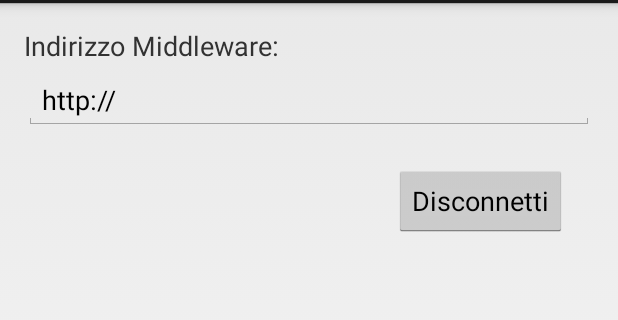
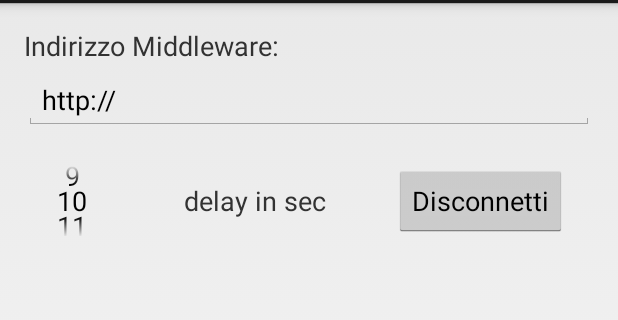
Before and after one commit to pietrotota/SmartAgricolture, an Android app: the screen it shows after launch (MainActivity), after a tap on "Connetti", on a phone screen of 412 x 824 dp, the part 69-389 px from its top. Run offline under Robolectric (Android 15) with nearby library versions, the phone set to English and light mode, and no system bars; 2 statements that could not run were skipped.

Commit message:
Some UI changing

```diff
--- a/app/src/main/java/tota_tagliente_riccardi/it/smartagricolture/MainActivity.java
+++ b/app/src/main/java/tota_tagliente_riccardi/it/smartagricolture/MainActivity.java
@@ -10,6 +10,7 @@ import android.os.Bundle;
 import android.util.Log;
 import android.view.View;
 import android.widget.Button;
+import android.widget.NumberPicker;
 import android.widget.TextView;
 import com.ttr.linklib.Link;
 import com.ttr.linklib.SensorData;
@@ -17,6 +18,8 @@ import com.ttr.linklib.SensorData;
 public class MainActivity extends Activity implements SensorEventListener{
 
     private Button btnConnect;
+    private NumberPicker delay;
+    private int delaySec;
     private TextView txtLog;
     private TextView txtIndirizzo;
     private SensorManager mSensorManager;
@@ -37,10 +40,18 @@ public class MainActivity extends Activity implements SensorEventListener{
 
         // Inizializza gli elementi grafici
         btnConnect = (Button) findViewById(R.id.btnConnect);
-
+        delay= (NumberPicker) findViewById(R.id.delaySecond);
         txtIndirizzo = (TextView) findViewById(R.id.txtIndirizzo);
         txtLog = (TextView) findViewById(R.id.txtLog);
-
+        delay.setMinValue(1);
+        delay.setMaxValue(100);
+        delay.setValue(10);
+        delay.setOnValueChangedListener(new NumberPicker.OnValueChangeListener() {
+            @Override
+            public void onValueChange(NumberPicker numberPicker, int i, int i1) {
+                delaySec=numberPicker.getValue();
+            }
+        });
         // Definisci la logica al click del pulsante
         btnConnect.setOnClickListener(
                 new View.OnClickListener() {
@@ -66,7 +77,7 @@ public class MainActivity extends Activity implements SensorEventListener{
     @Override
     //aggiorna il dato col valore più corrente quando il dato è disponibile sul sensore, ovvero quando cambia la luminosità ad esempio
     public void onSensorChanged(SensorEvent sensorEvent) {
-
+        String text="";
         if(sensorEvent.sensor.getType()==Sensor.TYPE_AMBIENT_TEMPERATURE) {
             sensorData[0].setSensorData(sensorEvent.values[0]);
             sensorData[0].setSensorName("temperature");
@@ -83,6 +94,11 @@ public class MainActivity extends Activity implements SensorEventListener{
             sensorData[3].setSensorData(sensorEvent.values[0]);
             sensorData[3].setSensorName("pressure");
         }
+        for(SensorData s:sensorData) {
+            if(!s.toString().startsWith("null"))
+            text += s.toString() + "\n";
+        }
+        txtLog.setText(text);
     }
 
     @Override
@@ -108,6 +124,7 @@ public class MainActivity extends Activity implements SensorEventListener{
 
         link = new Link(txtIndirizzo.getText().toString());
         link.setSensorData(sensorData);
+        link.setTimeout(delaySec);
         // avvia il thread
 
         Log.d("Link << ", "Avvio...");
@@ -116,9 +133,4 @@ public class MainActivity extends Activity implements SensorEventListener{
 
         btnConnect.setText("Disconnetti");
     }
-
-    public void LogLine(String text) {
-        Log.d("Log << ", text);
-        txtLog.setText(txtLog.getText() + "\n" + text);
-    }
 }
--- a/app/src/main/java/tota_tagliente_riccardi/it/smartagricolture/OlioDiPalma.java
+++ /dev/null
@@ -1,8 +0,0 @@
-package tota_tagliente_riccardi.it.smartagricolture;
-
-/**
- * Created by root on 18/11/16.
- */
-
-class OlioDiPalma {
-}
--- a/app/src/main/res/layout/activity_main.xml
+++ b/app/src/main/res/layout/activity_main.xml
@@ -41,9 +41,30 @@
         android:layout_width="match_parent"
         android:layout_height="match_parent"
         android:id="@+id/txtLog"
-        android:textSize="18sp"
+        android:textSize="24sp"
         android:layout_marginTop="22dp"
         android:layout_below="@+id/btnConnect"
         android:layout_alignParentStart="true" />
 
+    <NumberPicker
+        android:layout_width="wrap_content"
+        android:layout_height="wrap_content"
+        android:layout_above="@+id/txtLog"
+        android:layout_marginEnd="25dp"
+        android:id="@+id/delaySecond"
+        android:layout_alignTop="@+id/btnConnect"
+        android:layout_alignParentStart="true" />
+
+    <TextView
+        android:text="delay in sec"
+        android:layout_width="wrap_content"
+        android:layout_height="wrap_content"
+        android:id="@+id/textView"
+        android:layout_above="@+id/txtLog"
+        android:layout_toEndOf="@+id/delaySecond"
+        android:layout_marginStart="17dp"
+        android:layout_alignTop="@+id/delaySecond"
+        android:gravity="center_vertical"
+        android:textSize="18sp" />
+
 </RelativeLayout>
--- a/linklib/src/main/java/com/ttr/linklib/Link.java
+++ b/linklib/src/main/java/com/ttr/linklib/Link.java
@@ -1,12 +1,7 @@
 package com.ttr.linklib;
 
 import android.util.Log;
-
-import java.util.ArrayList;
 import java.util.HashMap;
-import java.util.List;
-
-import tota_tagliente_riccardi.it.sensorlib.SensorHandler;
 
 /*
 
@@ -29,19 +24,16 @@ public class Link implements Runnable {
 
     private String middlewareURL = null;
     private SensorData[] sensorsData=new SensorData[4];
-    private long timeout, executionTime; //timer per il thread
+    private long timeout=10, executionTime; //timer per il thread
 
     private boolean running = false; // condizione di esecuzione del Thread
     public void setSensorData(SensorData[]sensorsData) {this.sensorsData=sensorsData;}
     public Link(String middlewareURL) {
         this.middlewareURL = middlewareURL;
-        // mettiamo di default 10 secondi
-        this.setTimeout(10); // TODO: ora lo imposto a 10 per motivi di debug
-
         this.running = true;
     }
 
-    public void setTimeout(long timeoutSec) {
+    public void setTimeout(int timeoutSec) {
         this.timeout = timeoutSec * 1000;   //setto timeout in millisecondi
     }
 
```
